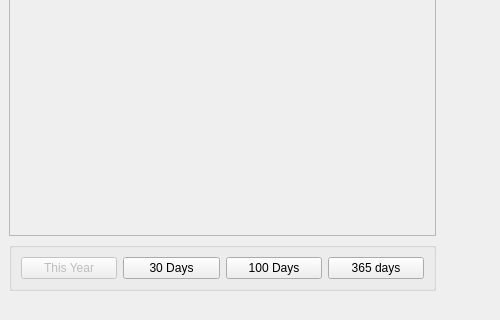
Above: GUI/ReportTabContent.ui from hratcliffe/TimeTrackerTwo before the change; both pictures show x 0 to 500 and y 180 to 500 of the 500 by 500 pixel window. Below: the same form after it.
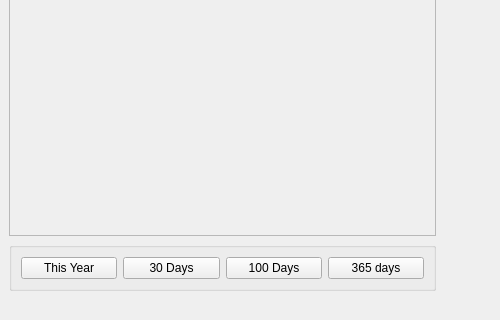
That is the form after the change.

Commit message: Yearly display button

The edit to the form file:
```diff
--- a/GUI/ReportTabContent.ui
+++ b/GUI/ReportTabContent.ui
@@ -69,7 +69,7 @@
        <item>
         <widget class="QPushButton" name="button0">
          <property name="enabled">
-          <bool>false</bool>
+          <bool>true</bool>
          </property>
          <property name="text">
           <string>This Year</string>
```
The commit also changes 3 other files.
